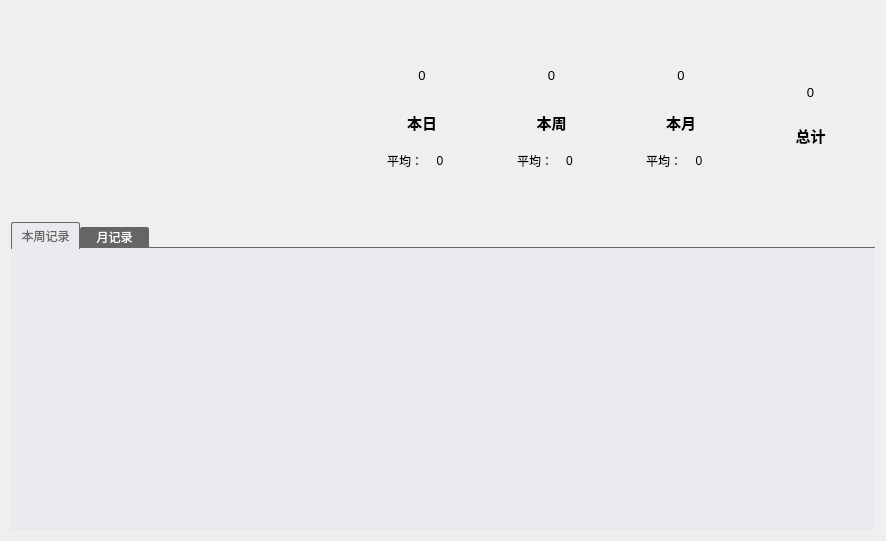
Qt form gui/statisWidget.ui (WatsonJay/tomato_farm) before a commit.
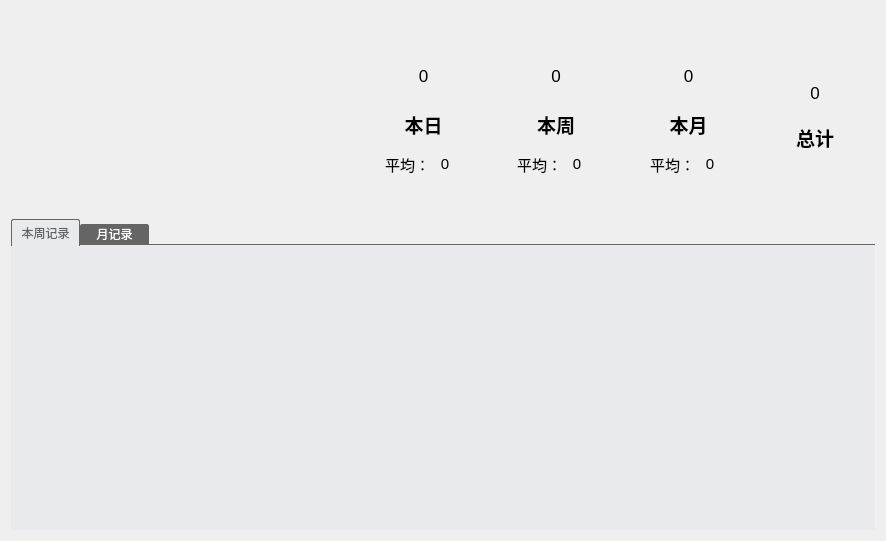
The same form after that commit.

Diff of the .ui file:
```diff
--- a/gui/statisWidget.ui
+++ b/gui/statisWidget.ui
@@ -14,6 +14,9 @@
    <string/>
   </property>
   <layout class="QVBoxLayout" name="verticalLayout_5" stretch="4,6">
+   <property name="spacing">
+    <number>0</number>
+   </property>
    <item>
     <layout class="QHBoxLayout" name="horizontalLayout" stretch="4,6">
      <property name="spacing">
@@ -53,7 +56,7 @@
            <property name="font">
             <font>
              <family>Microsoft YaHei UI</family>
-             <pointsize>10</pointsize>
+             <pointsize>13</pointsize>
             </font>
            </property>
            <property name="text">
@@ -69,7 +72,7 @@
            <property name="font">
             <font>
              <family>Microsoft YaHei UI</family>
-             <pointsize>11</pointsize>
+             <pointsize>14</pointsize>
              <weight>75</weight>
              <bold>true</bold>
             </font>
@@ -105,6 +108,7 @@
              <property name="font">
               <font>
                <family>Microsoft YaHei UI</family>
+               <pointsize>11</pointsize>
               </font>
              </property>
              <property name="text">
@@ -126,6 +130,7 @@
              <property name="font">
               <font>
                <family>Microsoft YaHei UI</family>
+               <pointsize>11</pointsize>
               </font>
              </property>
              <property name="text">
@@ -204,7 +209,7 @@
            <property name="font">
             <font>
              <family>Microsoft YaHei UI</family>
-             <pointsize>10</pointsize>
+             <pointsize>13</pointsize>
             </font>
            </property>
            <property name="text">
@@ -220,7 +225,7 @@
            <property name="font">
             <font>
              <family>Microsoft YaHei UI</family>
-             <pointsize>11</pointsize>
+             <pointsize>14</pointsize>
              <weight>75</weight>
              <bold>true</bold>
             </font>
@@ -256,6 +261,7 @@
              <property name="font">
               <font>
                <family>Microsoft YaHei UI</family>
+               <pointsize>11</pointsize>
               </font>
              </property>
              <property name="text">
@@ -277,6 +283,7 @@
              <property name="font">
               <font>
                <family>Microsoft YaHei UI</family>
+               <pointsize>11</pointsize>
               </font>
              </property>
              <property name="text">
@@ -349,7 +356,7 @@
            <property name="font">
             <font>
              <family>Microsoft YaHei UI</family>
-             <pointsize>10</pointsize>
+             <pointsize>13</pointsize>
             </font>
            </property>
            <property name="text">
@@ -365,7 +372,7 @@
            <property name="font">
             <font>
              <family>Microsoft YaHei UI</family>
-             <pointsize>11</pointsize>
+             <pointsize>14</pointsize>
              <weight>75</weight>
              <bold>true</bold>
             </font>
@@ -401,6 +408,7 @@
              <property name="font">
               <font>
                <family>Microsoft YaHei UI</family>
+               <pointsize>11</pointsize>
               </font>
              </property>
              <property name="text">
@@ -422,6 +430,7 @@
              <property name="font">
               <font>
                <family>Microsoft YaHei UI</family>
+               <pointsize>11</pointsize>
               </font>
              </property>
              <property name="text">
@@ -500,7 +509,7 @@
            <property name="font">
             <font>
              <family>Microsoft YaHei UI</family>
-             <pointsize>10</pointsize>
+             <pointsize>13</pointsize>
             </font>
            </property>
            <property name="text">
@@ -516,7 +525,7 @@
            <property name="font">
             <font>
              <family>Microsoft YaHei UI</family>
-             <pointsize>11</pointsize>
+             <pointsize>14</pointsize>
              <weight>75</weight>
              <bold>true</bold>
             </font>
```
